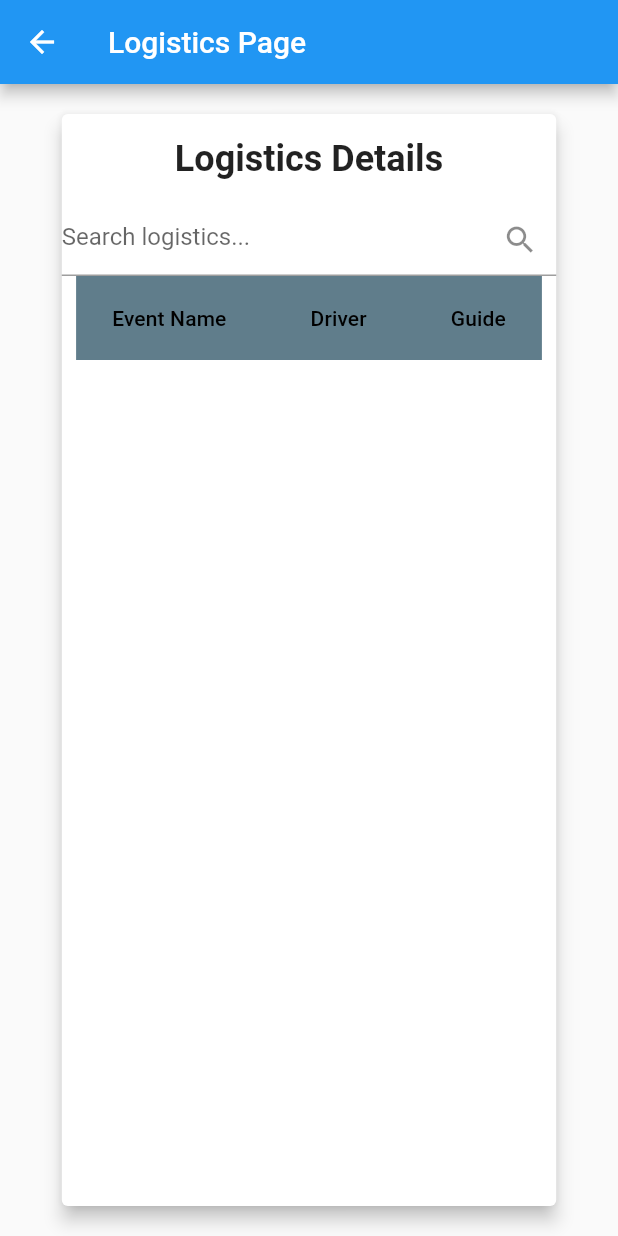
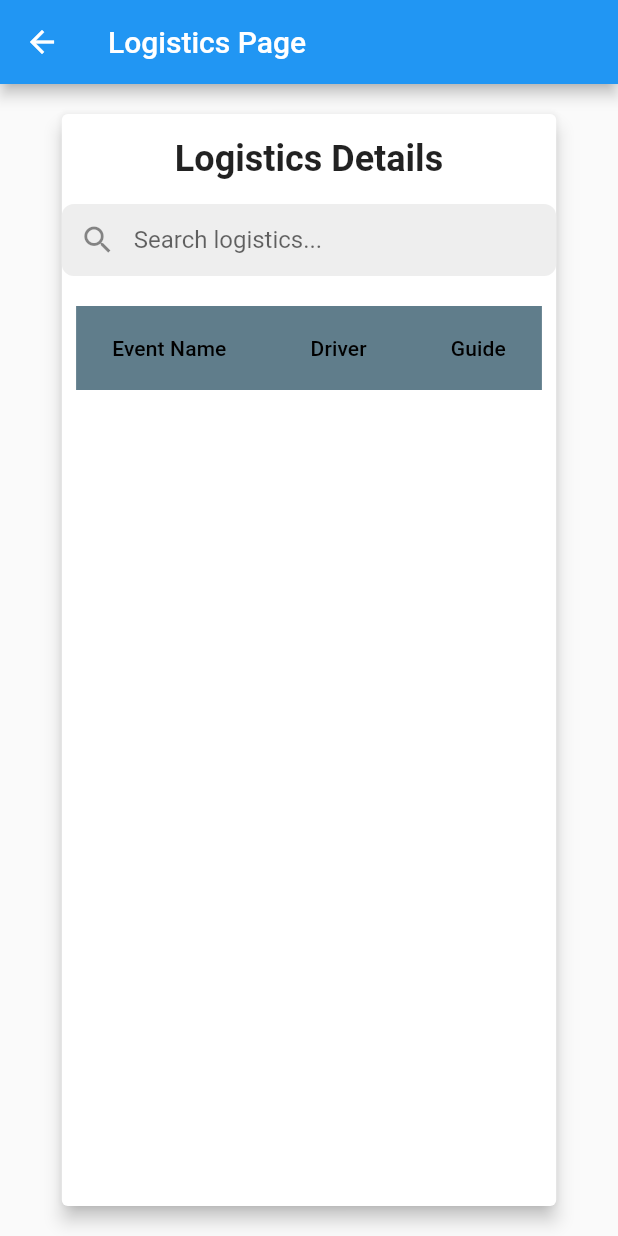
Before and after one commit to njogubless/webdashboard, a Flutter app: the LogisticsPage screen opened directly with empty values, on a phone screen of 412 x 824 dp. Run offline on Flutter 3.47's test engine with Material 2 defaults, Android fonts, the phone set to English and light mode, and no system bars; our stand-ins replace cloud_firestore, email_validator, firebase_auth, firebase_core, flutter_spinkit, flutter_svg and 1 more; accounts and stored records are empty.

Commit message:
rectified the search logic

```diff
--- a/lib/sections/Logistics/logistics.dart
+++ b/lib/sections/Logistics/logistics.dart
@@ -2,11 +2,42 @@ import 'package:flutter/material.dart';
 import 'package:cloud_firestore/cloud_firestore.dart';
 import 'package:hikers_dash/services/models/logistics.dart';
 
+class SearchBar extends StatelessWidget {
+  final TextEditingController controller;
+  final Function(String) onChanged;
+
+  const SearchBar({
+    Key? key,
+    required this.controller,
+    required this.onChanged,
+  }) : super(key: key);
+
+  @override
+  Widget build(BuildContext context) {
+    return Container(
+      width: MediaQuery.of(context).size.width * 0.8,
+      decoration: BoxDecoration(
+        borderRadius: BorderRadius.circular(8.0),
+        color: Colors.grey[200],
+      ),
+      child: TextField(
+        controller: controller,
+        onChanged: onChanged,
+        decoration: InputDecoration(
+          hintText: 'Search logistics...',
+          prefixIcon: Icon(Icons.search),
+          border: InputBorder.none,
+          contentPadding: EdgeInsets.symmetric(horizontal: 10.0, vertical: 14.0),
+        ),
+      ),
+    );
+  }
+}
+
 class LogisticsPage extends StatefulWidget {
   final List<LogisticsData> logisticsData;
 
-  const LogisticsPage({Key? key, required this.logisticsData})
-      : super(key: key);
+  const LogisticsPage({Key? key, required this.logisticsData}) : super(key: key);
 
   @override
   State<LogisticsPage> createState() => _LogisticsPageState();
@@ -59,18 +90,13 @@ class _LogisticsPageState extends State<LogisticsPage> {
                       ),
                     ),
                   ),
-                  TextField(
+                  SearchBar(
                     controller: searchController,
-                    decoration: InputDecoration(
-                      hintText: 'Search logistics...',
-                      suffixIcon: IconButton(
-                        icon: Icon(Icons.search),
-                        onPressed: () {
-                          _searchLogisticsData(searchController.text);
-                        },
-                      ),
-                    ),
+                    onChanged: (value) {
+                      _searchLogisticsData(value);
+                    },
                   ),
+                  const SizedBox(height: 20),
                   SingleChildScrollView(
                     scrollDirection: Axis.horizontal,
                     child: DataTable(
@@ -128,7 +154,6 @@ class _LogisticsPageScreenState extends State<LogisticsPageScreen> {
       QuerySnapshot querySnapshot =
           await FirebaseFirestore.instance.collection('allocations').get();
 
-      print(querySnapshot);
       List<LogisticsData> tempData = [];
 
       querySnapshot.docs.forEach((doc) {
--- a/lib/sections/Partners/partners.dart
+++ b/lib/sections/Partners/partners.dart
@@ -1,5 +1,37 @@
 import 'package:flutter/material.dart';
 import 'package:cloud_firestore/cloud_firestore.dart';
+
+class SearchBar extends StatelessWidget {
+  final TextEditingController controller;
+  final Function(String) onChanged;
+
+  const SearchBar({
+    Key? key,
+    required this.controller,
+    required this.onChanged,
+  }) : super(key: key);
+
+  @override
+  Widget build(BuildContext context) {
+    return Container(
+      width: MediaQuery.of(context).size.width * 0.8,
+      decoration: BoxDecoration(
+        borderRadius: BorderRadius.circular(8.0),
+        color: Colors.grey[200],
+      ),
+      child: TextField(
+        controller: controller,
+        onChanged: onChanged,
+        decoration: InputDecoration(
+          hintText: 'Search partnerships...',
+          prefixIcon: Icon(Icons.search),
+          border: InputBorder.none,
+          contentPadding: EdgeInsets.symmetric(horizontal: 10.0, vertical: 14.0),
+        ),
+      ),
+    );
+  }
+}
 
 class PartnersPage extends StatefulWidget {
   const PartnersPage({Key? key}) : super(key: key);
@@ -68,32 +100,27 @@ class _PartnersPageState extends State<PartnersPage> {
         children: [
           Padding(
             padding: const EdgeInsets.all(16.0),
-            child: TextField(
+            child: SearchBar(
               controller: searchController,
-              decoration: InputDecoration(
-                hintText: 'Search partnerships...',
-                suffixIcon: IconButton(
-                  icon: Icon(Icons.search),
-                  onPressed: () {
-                    _searchPartnerships(searchController.text);
-                  },
-                ),
-              ),
+              onChanged: (value) {
+                _searchPartnerships(value);
+              },
             ),
           ),
           Expanded(
             child: SingleChildScrollView(
               scrollDirection: Axis.horizontal,
               child: DataTable(
-                headingRowColor:
-                    MaterialStateColor.resolveWith((states) => const Color.fromARGB(255, 64, 181, 240)),
+                headingRowColor: MaterialStateColor.resolveWith(
+                    (states) => const Color.fromARGB(255, 64, 181, 240)),
                 columns: const [
                   DataColumn(label: Text('Event Name')),
                   DataColumn(label: Text('Partner Name')),
                   DataColumn(label: Text('Partner Type')),
                 ],
                 rows: filteredPartnerships.map((partner) {
-                  Map<String, dynamic> partnerData = partner.data() as Map<String, dynamic>;
+                  Map<String, dynamic> partnerData =
+                      partner.data() as Map<String, dynamic>;
                   return DataRow(cells: [
                     DataCell(Text(partnerData['eventName'] ?? 'N/A')),
                     DataCell(Text(partnerData['partnerName'] ?? 'N/A')),
```
Also changed, not shown: lib/sections/booked_events/booked_events.dart (+30 -58 lines), lib/sections/manage_events/manage_events.dart (+31 -62 lines).
